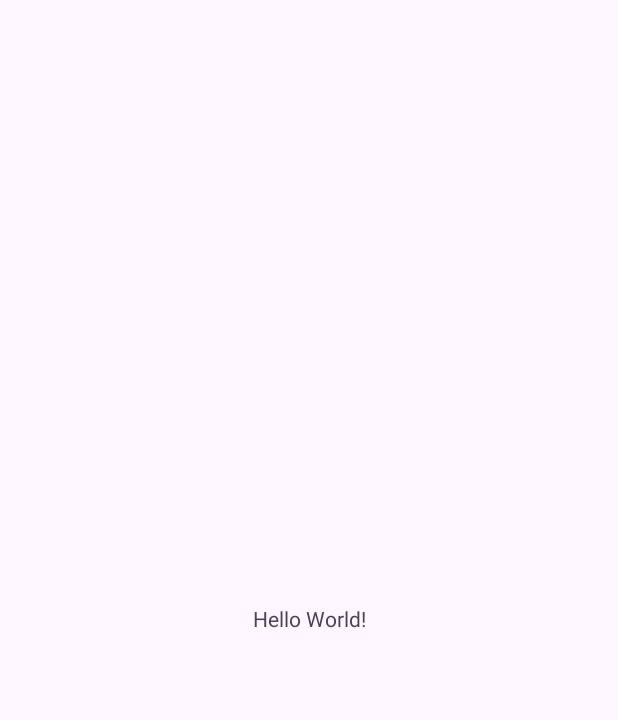
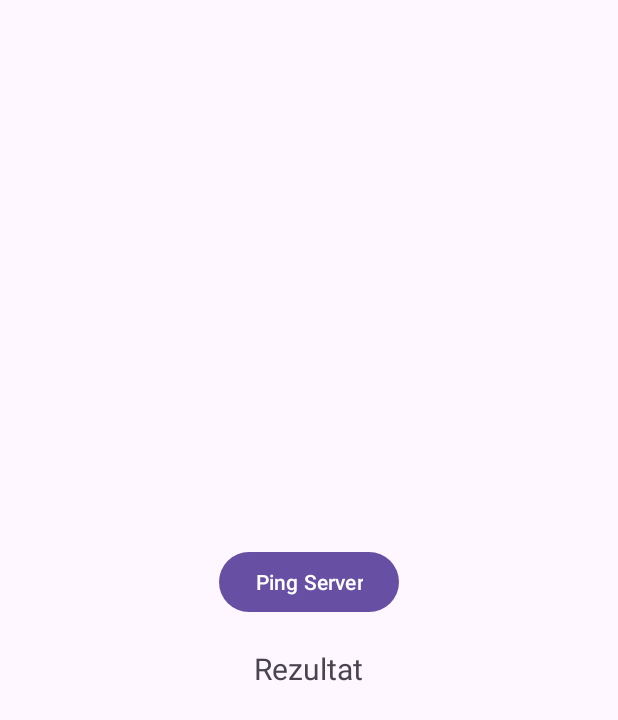
Before and after one commit to TiberiuNegura/SpendingAssistantPro, an Android app: the screen it shows after launch (MainActivity), on a phone screen of 412 x 824 dp. Before the commit the part shown is almost empty. Shown: the top 720 px of the screen. Run offline under Robolectric (Android 15) with nearby library versions, the phone set to English and light mode, and no system bars.

Commit message:
Enable HTTP connection to FastAPI server

```diff
--- a/android-app/app/build.gradle.kts
+++ b/android-app/app/build.gradle.kts
@@ -45,4 +45,7 @@ dependencies {
     testImplementation(libs.junit)
     androidTestImplementation(libs.androidx.junit)
     androidTestImplementation(libs.androidx.espresso.core)
+    implementation("com.squareup.retrofit2:retrofit:2.9.0")
+    implementation("com.squareup.retrofit2:converter-gson:2.9.0")
+    implementation("org.jetbrains.kotlinx:kotlinx-coroutines-android:1.7.3")
 }
--- /dev/null
+++ b/android-app/app/src/main/java/com/example/android_app/PingResponse.kt
@@ -0,0 +1,5 @@
+package com.example.android_app
+
+data class PingResponse(
+    val message: String
+)
--- a/android-app/app/src/main/res/layout/activity_main.xml
+++ b/android-app/app/src/main/res/layout/activity_main.xml
@@ -1,5 +1,6 @@
 <?xml version="1.0" encoding="utf-8"?>
-<androidx.constraintlayout.widget.ConstraintLayout xmlns:android="http://schemas.android.com/apk/res/android"
+<androidx.constraintlayout.widget.ConstraintLayout
+    xmlns:android="http://schemas.android.com/apk/res/android"
     xmlns:app="http://schemas.android.com/apk/res-auto"
     xmlns:tools="http://schemas.android.com/tools"
     android:id="@+id/main"
@@ -7,13 +8,26 @@
     android:layout_height="match_parent"
     tools:context=".MainActivity">
 
-    <TextView
-        android:layout_width="wrap_content"
-        android:layout_height="wrap_content"
-        android:text="Hello World!"
-        app:layout_constraintBottom_toBottomOf="parent"
-        app:layout_constraintEnd_toEndOf="parent"
-        app:layout_constraintStart_toStartOf="parent"
-        app:layout_constraintTop_toTopOf="parent" />
+    <LinearLayout
+        android:orientation="vertical"
+        android:layout_width="match_parent"
+        android:layout_height="match_parent"
+        android:gravity="center"
+        android:padding="16dp">
+
+        <Button
+            android:id="@+id/buttonPing"
+            android:layout_width="wrap_content"
+            android:layout_height="wrap_content"
+            android:text="Ping Server" />
+
+        <TextView
+            android:id="@+id/textViewResult"
+            android:layout_width="wrap_content"
+            android:layout_height="wrap_content"
+            android:text="Rezultat"
+            android:textSize="20sp"
+            android:layout_marginTop="20dp"/>
+    </LinearLayout>
 
 </androidx.constraintlayout.widget.ConstraintLayout>
--- /dev/null
+++ b/android-app/app/src/main/res/xml/network_security_config.xml
@@ -0,0 +1,6 @@
+<?xml version="1.0" encoding="utf-8"?>
+<network-security-config>
+    <domain-config cleartextTrafficPermitted="true">
+        <domain includeSubdomains="true">10.0.2.2</domain>
+    </domain-config>
+</network-security-config>
```
Also changed, not shown: android-app/app/src/main/AndroidManifest.xml (+5 -2 lines), android-app/app/src/main/java/com/example/android_app/ApiService.kt (added, +9 -0 lines), android-app/app/src/main/java/com/example/android_app/MainActivity.kt (+32 -0 lines), android-app/app/src/main/java/com/example/android_app/RetrofitInstance.kt (added, +15 -0 lines), 3 other files.
